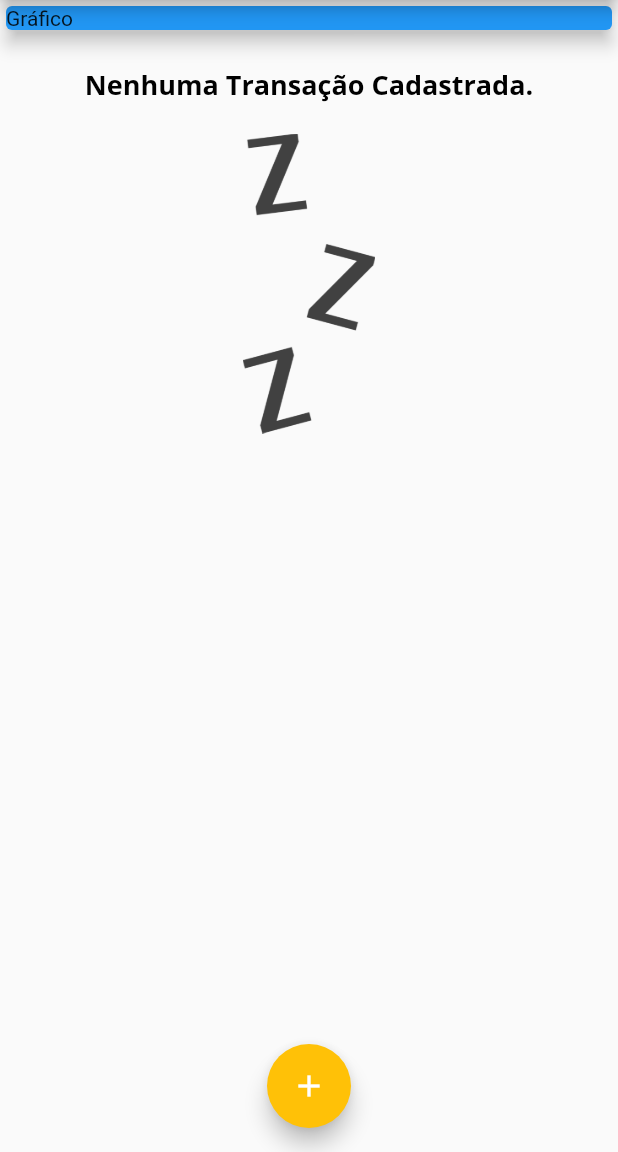
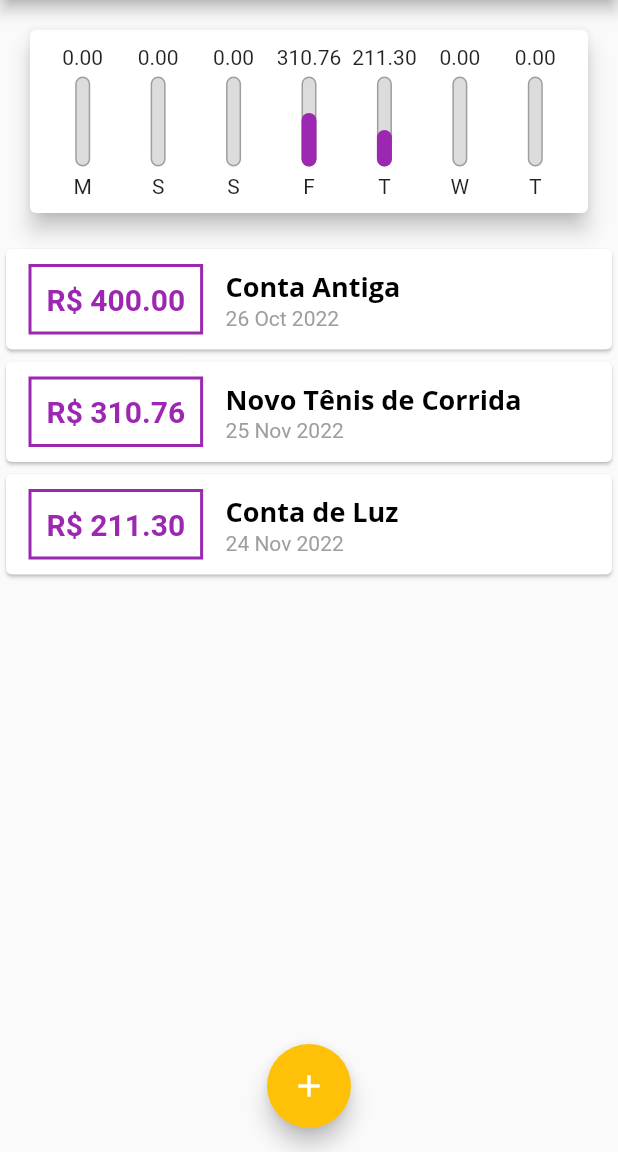
Before and after one commit to portelaoliveira/expenses, a Flutter app: the screen it shows after launch, on a phone screen of 412 x 824 dp, the part 84-1236 px from its top. Run offline on Flutter 3.47's test engine with Material 2 defaults, Android fonts, the phone set to English and light mode, and no system bars.

Commit message:
Finalizar Chart Widget

```diff
--- /dev/null
+++ b/lib/components/chart.dart
@@ -0,0 +1,64 @@
+import 'package:flutter/material.dart';
+import 'package:intl/intl.dart';
+import '../models/transaction.dart';
+import 'chart_bar.dart';
+
+class Chart extends StatelessWidget {
+  final List<Transaction> recentTransaction;
+
+  const Chart(this.recentTransaction, {Key? key}) : super(key: key);
+
+  List<Map<String, Object>> get groupedTransactions {
+    return List.generate(7, (index) {
+      final weekDay = DateTime.now().subtract(
+        Duration(days: index),
+      );
+
+      double totalSum = 0.0;
+
+      for (var i = 0; i < recentTransaction.length; i++) {
+        bool sameDay = recentTransaction[i].date.day == weekDay.day;
+        bool sameMonth = recentTransaction[i].date.month == weekDay.month;
+        bool sameYear = recentTransaction[i].date.year == weekDay.year;
+
+        if (sameDay && sameMonth && sameYear) {
+          totalSum += recentTransaction[i].value;
+        }
+      }
+      return {
+        'day': DateFormat.E().format(weekDay)[0],
+        'value': totalSum,
+      };
+    });
+  }
+
+  double get _weekTotalValue {
+    return groupedTransactions.fold(0.0, (sum, tr) {
+      return sum + (tr['value'] as double);
+    });
+  }
+
+  @override
+  Widget build(BuildContext context) {
+    return Card(
+      elevation: 6,
+      margin: const EdgeInsets.all(20),
+      child: Padding(
+        padding: const EdgeInsets.all(10),
+        child: Row(
+          mainAxisAlignment: MainAxisAlignment.spaceAround,
+          children: groupedTransactions.map((tr) {
+            return Flexible(
+              fit: FlexFit.tight,
+              child: ChartBar(
+                label: tr['day'].toString(),
+                value: tr['value'] as double,
+                percentage: (tr['value'] as double) / _weekTotalValue,
+              ),
+            );
+          }).toList(),
+        ),
+      ),
+    );
+  }
+}
--- /dev/null
+++ b/lib/components/chart_bar.dart
@@ -0,0 +1,59 @@
+import 'package:flutter/material.dart';
+
+class ChartBar extends StatelessWidget {
+  final String label;
+  final double value;
+  final double percentage;
+
+  ChartBar({
+    this.label = '',
+    this.value = 0,
+    this.percentage = 0,
+  });
+
+  @override
+  Widget build(BuildContext context) {
+    return Column(
+      children: <Widget>[
+        FittedBox(
+          child: Text('${value.toStringAsFixed(2)}'),
+        ),
+        SizedBox(
+          height: 5,
+        ),
+        Container(
+          height: 60,
+          width: 10,
+          child: Stack(
+            alignment: Alignment.bottomCenter,
+            children: <Widget>[
+              Container(
+                decoration: BoxDecoration(
+                  border: Border.all(
+                    color: Colors.grey,
+                    width: 1.0,
+                  ),
+                  color: Color.fromRGBO(220, 220, 220, 1),
+                  borderRadius: BorderRadius.circular(5),
+                ),
+              ),
+              FractionallySizedBox(
+                heightFactor: percentage,
+                child: Container(
+                  decoration: BoxDecoration(
+                    color: Theme.of(context).colorScheme.primary,
+                    borderRadius: BorderRadius.circular(5),
+                  ),
+                ),
+              )
+            ],
+          ),
+        ),
+        SizedBox(
+          height: 5,
+        ),
+        Text(label),
+      ],
+    );
+  }
+}
--- a/lib/main.dart
+++ b/lib/main.dart
@@ -1,32 +1,35 @@
+import 'package:expenses/components/transaction_form.dart';
 import 'package:flutter/material.dart';
 import 'dart:math';
-import './components/transaction_form.dart';
-import './components/transaction_list.dart';
+import 'components/transaction_form.dart';
+import 'components/transaction_list.dart';
+import 'components/chart.dart';
 import 'models/transaction.dart';
 
 main() => runApp(ExpensesApp());
 
 class ExpensesApp extends StatelessWidget {
+  ExpensesApp({Key? key}) : super(key: key);
+  final ThemeData tema = ThemeData();
+
   @override
   Widget build(BuildContext context) {
-    final ThemeData tema = ThemeData();
-
     return MaterialApp(
-      home: MyHomePage(),
+      home: const MyHomePage(),
       theme: tema.copyWith(
         colorScheme: tema.colorScheme.copyWith(
           primary: Colors.purple,
           secondary: Colors.amber,
         ),
         textTheme: tema.textTheme.copyWith(
-          headline6: TextStyle(
+          headline6: const TextStyle(
             fontFamily: 'OpenSans',
             fontSize: 18,
             fontWeight: FontWeight.bold,
             color: Colors.black,
           ),
         ),
-        appBarTheme: AppBarTheme(
+        appBarTheme: const AppBarTheme(
           titleTextStyle: TextStyle(
             fontFamily: 'OpenSans',
             fontSize: 20,
@@ -39,12 +42,41 @@ class ExpensesApp extends StatelessWidget {
 }
 
 class MyHomePage extends StatefulWidget {
+  const MyHomePage({Key? key}) : super(key: key);
+
   @override
-  _MyHomePageState createState() => _MyHomePageState();
+  State<MyHomePage> createState() => _MyHomePageState();
 }
 
 class _MyHomePageState extends State<MyHomePage> {
-  final List<Transaction> _transactions = [];
+  final List<Transaction> _transactions = [
+    Transaction(
+      id: 't0',
+      title: 'Conta Antiga',
+      value: 400.00,
+      date: DateTime.now().subtract(const Duration(days: 33)),
+    ),
+    Transaction(
+      id: 't1',
+      title: 'Novo Tênis de Corrida',
+      value: 310.76,
+      date: DateTime.now().subtract(const Duration(days: 3)),
+    ),
+    Transaction(
+      id: 't2',
+      title: 'Conta de Luz',
+      value: 211.30,
+      date: DateTime.now().subtract(const Duration(days: 4)),
+    ),
+  ];
+
+  List<Transaction> get _recentTransactions {
+    return _transactions.where((tr) {
+      return tr.date.isAfter(DateTime.now().subtract(
+        const Duration(days: 7),
+      ));
+    }).toList();
+  }
 
   _addTransaction(String title, double value) {
     final newTransaction = Transaction(
@@ -74,10 +106,10 @@ class _MyHomePageState extends State<MyHomePage> {
   Widget build(BuildContext context) {
     return Scaffold(
       appBar: AppBar(
-        title: Text('Despesas Pessoais'),
-        actions: <Widget>[
+        title: const Text('Despesas Pessoais'),
+        actions: [
           IconButton(
-            icon: Icon(Icons.add),
+            icon: const Icon(Icons.add),
             onPressed: () => _openTransactionFormModal(context),
           ),
         ],
@@ -85,21 +117,14 @@ class _MyHomePageState extends State<MyHomePage> {
       body: SingleChildScrollView(
         child: Column(
           crossAxisAlignment: CrossAxisAlignment.stretch,
-          children: <Widget>[
-            Container(
-              width: double.infinity,
-              child: Card(
-                color: Colors.blue,
-                child: Text('Gráfico'),
-                elevation: 5,
-              ),
-            ),
+          children: [
+            Chart(_recentTransactions),
             TransactionList(_transactions),
           ],
         ),
       ),
       floatingActionButton: FloatingActionButton(
-        child: Icon(Icons.add),
+        child: const Icon(Icons.add),
         onPressed: () => _openTransactionFormModal(context),
       ),
       floatingActionButtonLocation: FloatingActionButtonLocation.centerFloat,
```
